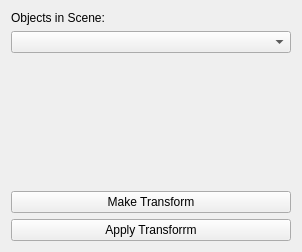
Old version of the form ApplyTransformToObject/applytransformtoobjectwidget.ui in the repository nist-anka/IbisPluginsExtra1.
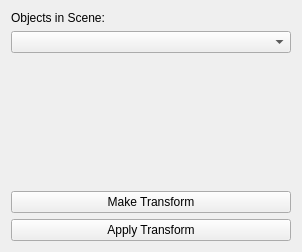
New version of the form.

Commit message: Filling the dialog

The edit to the form file:
```diff
--- a/ApplyTransformToObject/applytransformtoobjectwidget.ui
+++ b/ApplyTransformToObject/applytransformtoobjectwidget.ui
@@ -53,7 +53,7 @@
      <item>
       <widget class="QPushButton" name="applyPushButton">
        <property name="text">
-        <string>Apply Transforrm</string>
+        <string>Apply Transform</string>
        </property>
       </widget>
      </item>
```
Left out of the diff: 2 changed lines with no effect on the pictures. The commit also changes 5 other files.
